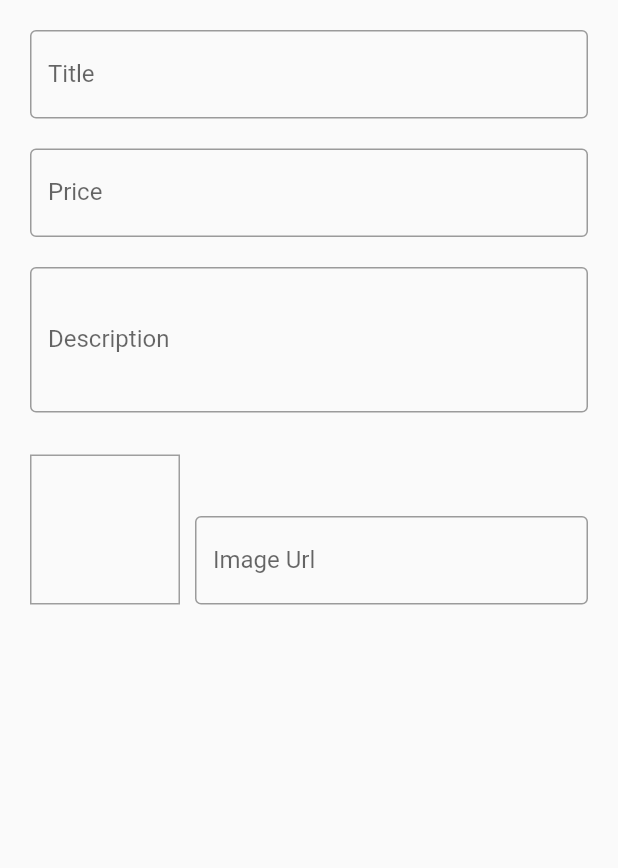
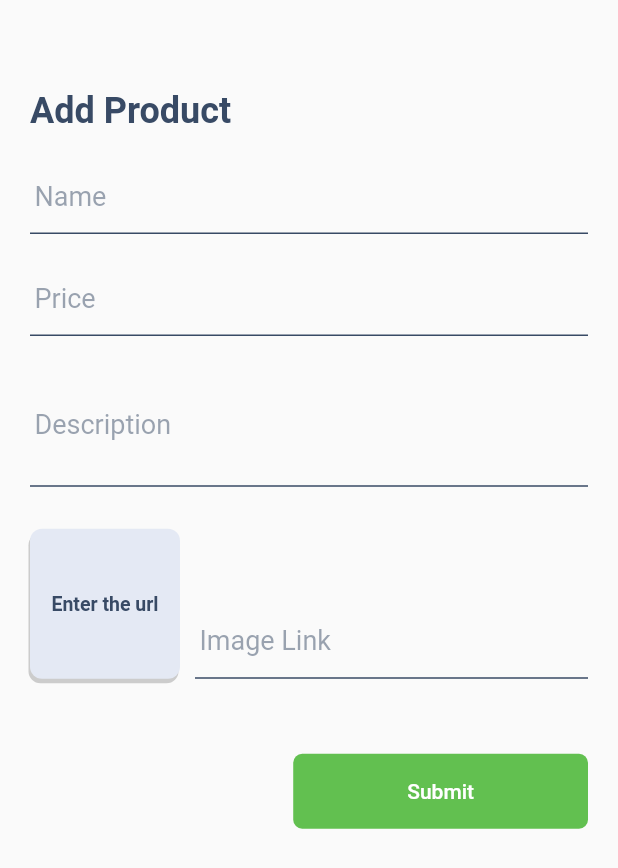
Before and after one commit to blackwhite913/ecommerce_app, a Flutter app: the ProductBottomSheet widget shown alone on an empty page, opened directly, on a phone screen of 412 x 824 dp. Shown: the top 868 px of the screen. Run offline on Flutter 3.47's test engine with Material 2 defaults, Android fonts, the light colour scheme and no system bars; our stand-ins replace curved_navigation_bar, font_awesome_flutter, google_fonts; missing offline and left inert: bottom_sheet; network calls fail.

Commit message:
plant shop  final bottomSheet commit 18 May 2021

```diff
--- a/lib/widgets/product_bottom_sheet.dart
+++ b/lib/widgets/product_bottom_sheet.dart
@@ -1,41 +1,122 @@
 import 'package:flutter/material.dart';
+import 'package:google_fonts/google_fonts.dart';
+import 'package:plantshop/plant_shop/modules/plant.dart';
+import 'package:plantshop/plant_shop/providers/plants_provider.dart';
+import 'package:provider/provider.dart';
 
 
-class ProductBottomSheet extends StatelessWidget {
+class ProductBottomSheet extends StatefulWidget {
+  @override
+  _ProductBottomSheetState createState() => _ProductBottomSheetState();
+}
+
+class _ProductBottomSheetState extends State<ProductBottomSheet> {
+  final _form=GlobalKey<FormState>();
+  final _priceFocusNode =FocusNode();
+  final _descriptionFocusNode =FocusNode();
+  final _imageUrlController=TextEditingController();
+  final _imageFocusNode=FocusNode();
+  var _initValues={
+    'title':'',
+    'description':'',
+    'price':'',
+    'imageUrl':'',
+  };
+  var _addMainPlant=Plant(id: null,name: '',price: 0,description: '',imageUrl: '');
+
+
+  @override
+  void initState() {
+    // TODO: implement initState
+    super.initState();
+    _imageFocusNode.addListener(_updateImageUrl);
+  }
+
+  void _saveForm(){
+    final value= _form.currentState.validate();
+    if(!value){
+      return;
+    }
+    _form.currentState.save();
+    if(_addMainPlant.id!=null){
+     print("hain");
+    }else{
+      Provider.of<Plants>(context,listen: false).addPlant(_addMainPlant);
+    }
+    Navigator.of(context).pop();
+  }
+
+  void _updateImageUrl(){
+    if(!_imageFocusNode.hasFocus){
+      setState(() {
+
+      });
+    }
+  }
+
+
+  @override
+  void dispose() {
+    _imageFocusNode.removeListener(_updateImageUrl);
+    _priceFocusNode.dispose();
+    _descriptionFocusNode.dispose();
+    _imageUrlController.dispose();
+    _imageFocusNode.dispose();
+    super.dispose();
+
+  }
+
+
   @override
   Widget build(BuildContext context) {
     return Container(
-      padding: const EdgeInsets.symmetric(horizontal: 20,vertical: 20),
+      decoration: BoxDecoration(
+        borderRadius: BorderRadius.vertical(top: Radius.circular(14)),
+      ),
+      height: 600,
+      padding: const EdgeInsets.only(top: 60,left: 20,right: 20),
       child:  Form(
-//        key: _form,
+        key: _form,
         child: ListView(
           children: [
-            ///title input
+            Text("Add Product",style: GoogleFonts.varelaRound(textStyle: TextStyle(
+              color:Color(0xFF384a65),
+              fontSize: 24,
+              fontWeight: FontWeight.bold
+            )),),
+            SizedBox(height: 20,),
             TextFormField(
-//              initialValue: _initValues['title'],
+              initialValue: _initValues['title'],
               decoration: InputDecoration(
-                  labelText: "Title",
-                  border: OutlineInputBorder()
+                  labelText: "Name",
+                  hoverColor: Color(0xFF384a65),
+                  labelStyle: GoogleFonts.vesperLibre(textStyle: TextStyle(
+                      color:Color(0xFF384a65).withOpacity(0.5),
+                      fontSize: 18,
+                  )),
+                  contentPadding: const EdgeInsets.all(3),
+                  enabledBorder: UnderlineInputBorder(
+                    borderSide: BorderSide(color: Color(0xFF384a65)),
+                  ),
+                  focusedBorder: UnderlineInputBorder(
+                    borderSide: BorderSide(color: Color(0xFF384a65)),
+                  ),
               ),
-//              onFieldSubmitted: (_){
-//                FocusScope.of(context).requestFocus(_priceFocusNode);
-//              },
+              onFieldSubmitted: (_){
+                FocusScope.of(context).requestFocus(_priceFocusNode);
+              },
               textInputAction: TextInputAction.next,
-              ///the text Input action allows you to change the onSubmit button your
-              ///virtual phone keyboard allowing a better UX with the form filling///
-//              onSaved: (value){
-//                _editProduct= Product(
-//                  title: value,
-//                  price: _editProduct.price,
-//                  description:_editProduct.description,
-//                  imageUrl: _editProduct.imageUrl,
-//                  id: _editProduct.id,
-//                  isFavorite: _editProduct.isFavorite,
-//                );
-//              },
+              onSaved: (value){
+                _addMainPlant= Plant(
+                  name: value,
+                  price: _addMainPlant.price,
+                  description:_addMainPlant.description,
+                  imageUrl: _addMainPlant.imageUrl,
+                  id: _addMainPlant.id,
+                  isFavorite: _addMainPlant.isFavorite,
+                );
+              },
               validator: (value){
-                ///return null meaning the value is correct///
-                ///if you return a text it is considered to be an error text///
                 if(value.isEmpty){
                   return 'Please provide a value';
                 }
@@ -43,35 +124,44 @@ class ProductBottomSheet extends StatelessWidget {
               },
             ),
             SizedBox(height: 20,),
-            ///price input
             TextFormField(
-//              initialValue: _initValues['price'],
-//              focusNode: _priceFocusNode,
+              initialValue: _initValues['price'],
+              focusNode: _priceFocusNode,
               decoration: InputDecoration(
-                  labelText: "Price",
-                  border: OutlineInputBorder()
+                labelText: "Price",
+                hoverColor: Color(0xFF384a65),
+                labelStyle: GoogleFonts.vesperLibre(textStyle: TextStyle(
+                  color:Color(0xFF384a65).withOpacity(0.5),
+                  fontSize: 18,
+                )),
+                contentPadding: const EdgeInsets.all(3),
+                enabledBorder: UnderlineInputBorder(
+                  borderSide: BorderSide(color: Color(0xFF384a65)),
+                ),
+                focusedBorder: UnderlineInputBorder(
+                  borderSide: BorderSide(color: Color(0xFF384a65)),
+                ),
               ),
-//              onFieldSubmitted: (_){
-//                FocusScope.of(context).requestFocus(_descriptionFocusNode);
-//              },
+              onFieldSubmitted: (_){
+                FocusScope.of(context).requestFocus(_descriptionFocusNode);
+              },
               keyboardType: TextInputType.number,
               textInputAction: TextInputAction.next,
-//              onSaved: (value){
-//                _editProduct= Product(
-//                  title: _editProduct.title,
-//                  price: double.parse(value),
-//                  description:_editProduct.description,
-//                  imageUrl: _editProduct.imageUrl,
-//                  id: _editProduct.id,
-//                  isFavorite: _editProduct.isFavorite,
-//                );
-//              },
+              onSaved: (value){
+                _addMainPlant= Plant(
+                  name: _addMainPlant.name,
+                  price: double.parse(value),
+                  description:_addMainPlant.description,
+                  imageUrl: _addMainPlant.imageUrl,
+                  id: _addMainPlant.id,
+                  isFavorite: _addMainPlant.isFavorite,
+                );
+              },
               validator: (value){
                 if(value.isEmpty){
                   return "Please Enter a Price";
                 }
                 if(double.tryParse(value)==null){
-                  ///tryparse is similar to parse but ,if there were no numbers parsed it will return null
                   return "Please Enter a valid Price";
                 }
                 if(double.parse(value)<=0){
@@ -81,42 +171,50 @@ class ProductBottomSheet extends StatelessWidget {
               },
             ),
             SizedBox(height: 20,),
-            ///description input
             TextFormField(
-//              initialValue: _initValues['description'],
-//              focusNode: _descriptionFocusNode,
+              initialValue: _initValues['description'],
+              focusNode: _descriptionFocusNode,
               decoration: InputDecoration(
-                  labelText: "Description",
-                  border: OutlineInputBorder()
+                labelText: "Description",
+                hoverColor: Color(0xFF384a65),
+                labelStyle: GoogleFonts.vesperLibre(textStyle: TextStyle(
+                  color:Color(0xFF384a65).withOpacity(0.5),
+                  fontSize: 18,
+                )),
+                contentPadding: const EdgeInsets.all(3),
+                enabledBorder: UnderlineInputBorder(
+                  borderSide: BorderSide(color: Color(0xFF384a65)),
+                ),
+                focusedBorder: UnderlineInputBorder(
+                  borderSide: BorderSide(color: Color(0xFF384a65)),
+                ),
               ),
               maxLines: 3,
-              ///description is a multiline input as generally descriptions
-              ///are bigger ,the max lines allows you to provide breaking lines
-              ///to your textField for a better display of user Input
-              ///the recommended input keyboard for such textFields is
-              ///multiline
               keyboardType: TextInputType.multiline,
-//              onSaved: (value){
-//                _editProduct= Product(
-//                  title: _editProduct.title,
-//                  price: _editProduct.price,
-//                  description:value,
-//                  imageUrl: _editProduct.imageUrl,
-//                  id: _editProduct.id,
-//                  isFavorite: _editProduct.isFavorite,
-//                );
-//              },
+              onSaved: (value){
+                _addMainPlant= Plant(
+                  name: _addMainPlant.name,
+                  price: _addMainPlant.price,
+                  description:value,
+                  imageUrl: _addMainPlant.imageUrl,
+                  id: _addMainPlant.id,
+                  isFavorite: _addMainPlant.isFavorite,
+                );
+              },
               validator: (value){
-                ///return null meaning the value is correct///
-                ///if you return a text it is considered to be an error text///
                 if(value.isEmpty){
                   return 'Please provide a value';
+                }
+                if(value.length>=300){
+                  return "The description is too large";
+                }
+                if(value.length<=10){
+                  return "The description is too small";
                 }
                 return null;
               },
             ),
             SizedBox(height: 20,),
-            ///Image input
             Row(
               crossAxisAlignment: CrossAxisAlignment.end,
               children: [
@@ -125,35 +223,55 @@ class ProductBottomSheet extends StatelessWidget {
                   height: 100,
                   margin: const EdgeInsets.only(top: 8,right: 10),
                   decoration: BoxDecoration(
-                    border: Border.all(color: Colors.grey,width: 1),
+                    color: Theme.of(context).accentColor,
+                     borderRadius: BorderRadius.all(Radius.circular(8)),
+                     boxShadow: [
+                       BoxShadow(
+                         offset: Offset(-1,3),
+                         color: Colors.grey.withOpacity(0.5)
+                       )
+                     ]
                   ),
-//                  child: _imageUrlController.text.isEmpty?Text("Enter the Url!!"):FittedBox(
-//                    child: Image.network(_imageUrlController.text,fit: BoxFit.cover,),
-//                  ),
+                  child: _imageUrlController.text.isEmpty?
+                    Center(
+                      child: Text("Enter the url",style: GoogleFonts.varelaRound(
+                        textStyle: TextStyle(color:Color(0xFF384a65),fontSize: 13,fontWeight: FontWeight.bold),)),
+                    )
+                      :FittedBox(
+                    child: Image.network(_imageUrlController.text,fit: BoxFit.cover,),
+                  ),
                 ),
                 Expanded(
                   child:TextFormField(
-//                    focusNode: _imageFocusNode,
-//                    controller: _imageUrlController,///you cant set initial values to textField with a controller
+                    focusNode: _imageFocusNode,
+                    controller: _imageUrlController,
                     decoration: InputDecoration(
-                        labelText: "Image Url",
-                        border: OutlineInputBorder()
+                      labelText: "Image Link",
+                      hoverColor: Color(0xFF384a65),
+                      labelStyle: GoogleFonts.vesperLibre(textStyle: TextStyle(
+                        color:Color(0xFF384a65).withOpacity(0.5),
+                        fontSize: 18,
+                      )),
+                      contentPadding: const EdgeInsets.all(3),
+                      enabledBorder: UnderlineInputBorder(
+                        borderSide: BorderSide(color: Color(0xFF384a65)),
+                      ),
+                      focusedBorder: UnderlineInputBorder(
+                        borderSide: BorderSide(color: Color(0xFF384a65)),
+                      ),
                     ),
                     keyboardType: TextInputType.url,
                     textInputAction: TextInputAction.done,
-//                    onFieldSubmitted: (_){
-//                      _saveForm();
-//                    },
-//                    onSaved: (value){
-//                      _editProduct= Product(
-//                        title: _editProduct.title,
-//                        price: _editProduct.price,
-//                        description:_editProduct.description,
-//                        imageUrl: value,
-//                        id: _editProduct.id,
-//                        isFavorite: _editProduct.isFavorite,
-//                      );
-//                    },
+                    onSaved: (value){
+                      _addMainPlant= Plant(
+                        name: _addMainPlant.name,
+                        price: _addMainPlant.price,
+                        description:_addMainPlant.description,
+                        imageUrl: value,
+                        id: _addMainPlant.id,
+                        isFavorite: _addMainPlant.isFavorite,
+                      );
+                    },
                     validator: (value){
                       if(value.isEmpty){
                         return "Please Enter an image Url";
@@ -169,9 +287,29 @@ class ProductBottomSheet extends StatelessWidget {
 //                         });
 //                       },
                   ),
-                )
+                ),
+
               ],
             ),
+            SizedBox(height: 50,),
+            Row(
+              mainAxisAlignment: MainAxisAlignment.end,
+              children: [
+                FlatButton(
+                  height: 50,
+                    onPressed: (){
+                      _saveForm();
+                    },
+                    color: Theme.of(context).primaryColor,
+                    shape: RoundedRectangleBorder(
+                      borderRadius: BorderRadius.circular(6)
+                    ),
+                    child: Padding(
+                      padding: const EdgeInsets.symmetric(horizontal:60.0),
+                      child: Text("Submit",style: TextStyle(color: Colors.white),),
+                    )),
+              ],
+            )
           ],
         ),
       ),
```
Also changed, not shown: lib/plant_shop/providers/plants_provider.dart (+9 -2 lines), lib/screens/profile_screens/user_products_screen.dart (+8 -1 lines).
